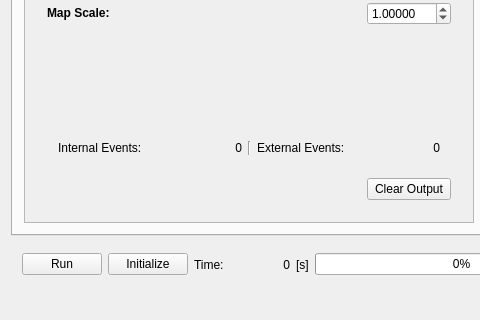
Old version of the form mainwindow.ui in the repository sojoe02/RANA; both pictures show x 0 to 480 and y 365 to 685 of the 737 by 685 pixel window.
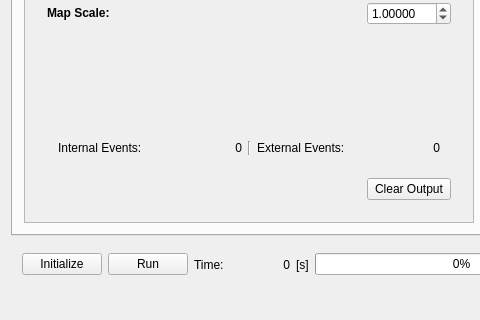
New version of the form. Icons and pictures are not drawn.

```diff
--- a/mainwindow.ui
+++ b/mainwindow.ui
@@ -28,22 +28,6 @@
     <item row="2" column="0">
      <widget class="QWidget" name="simGeneralWidget" native="true">
       <layout class="QGridLayout" name="gridLayout_12">
-       <item row="1" column="6">
-        <widget class="QPushButton" name="generateButton">
-         <property name="sizePolicy">
-          <sizepolicy hsizetype="Preferred" vsizetype="Fixed">
-           <horstretch>0</horstretch>
-           <verstretch>0</verstretch>
-          </sizepolicy>
-         </property>
-         <property name="toolTip">
-          <string>Initialize the simulation and the agents</string>
-         </property>
-         <property name="text">
-          <string>Initialize</string>
-         </property>
-        </widget>
-       </item>
        <item row="1" column="4">
         <widget class="QPushButton" name="runButton">
          <property name="sizePolicy">
@@ -141,6 +125,22 @@
          </property>
         </widget>
        </item>
+       <item row="1" column="0">
+        <widget class="QPushButton" name="generateButton">
+         <property name="sizePolicy">
+          <sizepolicy hsizetype="Preferred" vsizetype="Fixed">
+           <horstretch>0</horstretch>
+           <verstretch>0</verstretch>
+          </sizepolicy>
+         </property>
+         <property name="toolTip">
+          <string>Initialize the simulation and the agents</string>
+         </property>
+         <property name="text">
+          <string>Initialize</string>
+         </property>
+        </widget>
+       </item>
       </layout>
      </widget>
     </item>
```
Left out of the diff: 4 changed lines with no effect on the pictures.
